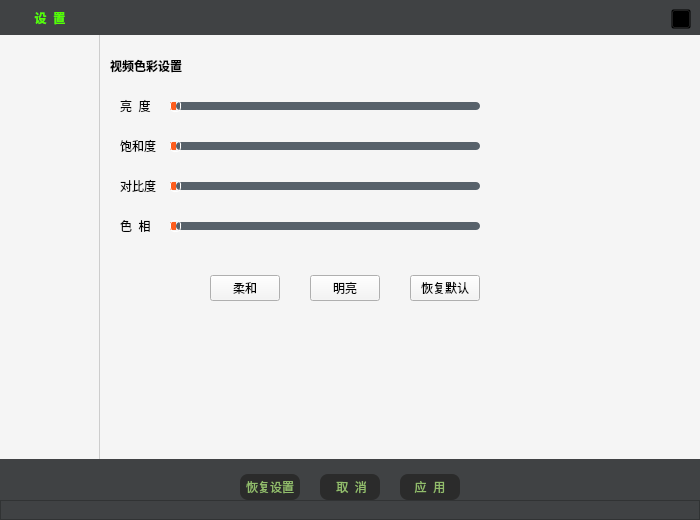
The window that VideoPlayer/messagebox/SystemSetting.ui (huizhang556/pc-video-player) describes before a commit, drawn with Qt 5.
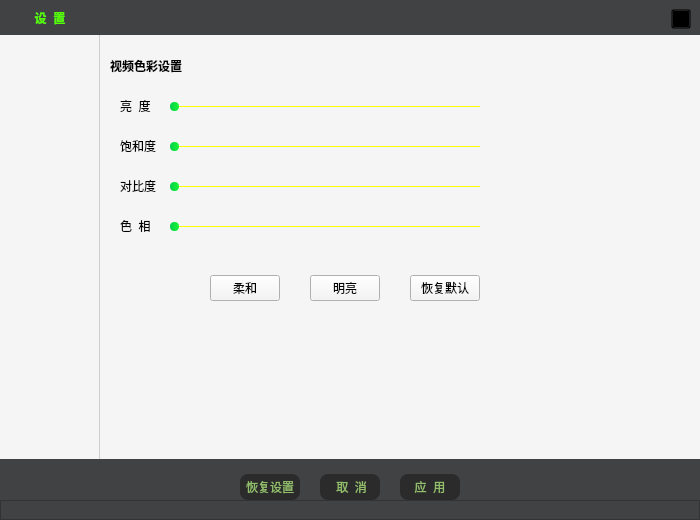
The same window after the commit. The open tabs and pages were chosen to show the change. Icons and pictures are not drawn.

```diff
--- a/VideoPlayer/messagebox/SystemSetting.ui
+++ b/VideoPlayer/messagebox/SystemSetting.ui
@@ -1047,26 +1047,34 @@
               <string notr="true">/*整个进度条*/
 QSlider::groove:horizontal 
 {
-background:transparent;
-height: 8px;
-border-radius:4px;
+background-color: rgba(255,255,255,0.1);
+height: 1px;
+border-radius:1px;
 }
 
-/*J拖动按钮*/
-QSlider::handle:horizontal 
+
+/*整个进度条-hover*/
+QSlider::groove:horizontal:hover
 {
 background: qradialgradient(spread:pad, cx:0.5, cy:0.5, radius:0.5, fx:0.5, fy:0.5, 
 stop:0.6 #45ADED, stop:0.778409 rgba(255, 255, 255, 255));
-width: 8px;
+height: 2px;
+border-radius:1px;
+}
+
+/*J拖动按钮*/
+QSlider::handle:horizontal 
+{
+background-color:qlineargradient(spread:pad,x1:0,y1:0,x2:1,y2:0,stop:0 rgba(0, 205, 76,1.0), stop:1  rgba(24, 247, 51,1.0));
 height:8px;
-margin-top: -2px;
-margin-bottom: -2px;
+width:8px;
+margin-top: -4px;
+margin-bottom: -4px;
+border-radius:4px;
 padding-right:1px;
-border-radius: 4px;
-border:1px solid white;
 }
 
-/*J拖动按钮-hover*/
+/*J拖动按钮-hover,只跟groove的hover时高度影响*/
 QSlider::handle:horizontal:hover 
 {
 border-radius: 4px;
@@ -1076,16 +1084,15 @@
 /*未划过的区域，右边界线*/
 QSlider::add-page:horizontal,QSlider::add-line:horizontal
 {
-background-color: rgb(87, 97, 106); 
-border-radius:4px;
+border-radius:2px;
+background-color:yellow;
 }
 
-/*已划过的区域，右边界线*/
+/*已划过的区域，左边界线*/
 QSlider::sub-page:horizontal,QSlider::sub-line:horizontal
 {
-/*background-color:qlineargradient(spread:pad, x1:0, y1:0, x2:1, y2:0, stop:0 rgba(231,80,229, 255), stop:1 rgba(7,208,255, 255));*/
-background-color:rgb(255, 94, 30);
-border-radius:4px;
+border-radius:2px;
+background-color:qlineargradient(spread:pad, x1:0, y1:0, x2:1, y2:0, stop:0 rgba(231,80,229, 255), stop:1 rgba(7,208,255, 255));
 }
 </string>
              </property>
@@ -1106,26 +1113,34 @@
               <string notr="true">/*整个进度条*/
 QSlider::groove:horizontal 
 {
-background:transparent;
-height: 8px;
-border-radius:4px;
+background-color: rgba(255,255,255,0.1);
+height: 1px;
+border-radius:1px;
 }
 
-/*J拖动按钮*/
-QSlider::handle:horizontal 
+
+/*整个进度条-hover*/
+QSlider::groove:horizontal:hover
 {
 background: qradialgradient(spread:pad, cx:0.5, cy:0.5, radius:0.5, fx:0.5, fy:0.5, 
 stop:0.6 #45ADED, stop:0.778409 rgba(255, 255, 255, 255));
-width: 8px;
+height: 2px;
+border-radius:1px;
+}
+
+/*J拖动按钮*/
+QSlider::handle:horizontal 
+{
+background-color:qlineargradient(spread:pad,x1:0,y1:0,x2:1,y2:0,stop:0 rgba(0, 205, 76,1.0), stop:1  rgba(24, 247, 51,1.0));
 height:8px;
-margin-top: -2px;
-margin-bottom: -2px;
+width:8px;
+margin-top: -4px;
+margin-bottom: -4px;
+border-radius:4px;
 padding-right:1px;
-border-radius: 4px;
-border:1px solid white;
 }
 
-/*J拖动按钮-hover*/
+/*J拖动按钮-hover,只跟groove的hover时高度影响*/
 QSlider::handle:horizontal:hover 
 {
 border-radius: 4px;
@@ -1135,16 +1150,15 @@
 /*未划过的区域，右边界线*/
 QSlider::add-page:horizontal,QSlider::add-line:horizontal
 {
-background-color: rgb(87, 97, 106); 
-border-radius:4px;
+border-radius:2px;
+background-color:yellow;
 }
 
-/*已划过的区域，右边界线*/
+/*已划过的区域，左边界线*/
 QSlider::sub-page:horizontal,QSlider::sub-line:horizontal
 {
-/*background-color:qlineargradient(spread:pad, x1:0, y1:0, x2:1, y2:0, stop:0 rgba(231,80,229, 255), stop:1 rgba(7,208,255, 255));*/
-background-color:rgb(255, 94, 30);
-border-radius:4px;
+border-radius:2px;
+background-color:qlineargradient(spread:pad, x1:0, y1:0, x2:1, y2:0, stop:0 rgba(231,80,229, 255), stop:1 rgba(7,208,255, 255));
 }
 </string>
              </property>
@@ -1165,26 +1179,34 @@
               <string notr="true">/*整个进度条*/
 QSlider::groove:horizontal 
 {
-background:transparent;
-height: 8px;
-border-radius:4px;
+background-color: rgba(255,255,255,0.1);
+height: 1px;
+border-radius:1px;
 }
 
-/*J拖动按钮*/
-QSlider::handle:horizontal 
+
+/*整个进度条-hover*/
+QSlider::groove:horizontal:hover
 {
 background: qradialgradient(spread:pad, cx:0.5, cy:0.5, radius:0.5, fx:0.5, fy:0.5, 
 stop:0.6 #45ADED, stop:0.778409 rgba(255, 255, 255, 255));
-width: 8px;
+height: 2px;
+border-radius:1px;
+}
+
+/*J拖动按钮*/
+QSlider::handle:horizontal 
+{
+background-color:qlineargradient(spread:pad,x1:0,y1:0,x2:1,y2:0,stop:0 rgba(0, 205, 76,1.0), stop:1  rgba(24, 247, 51,1.0));
 height:8px;
-margin-top: -2px;
-margin-bottom: -2px;
+width:8px;
+margin-top: -4px;
+margin-bottom: -4px;
+border-radius:4px;
 padding-right:1px;
-border-radius: 4px;
-border:1px solid white;
 }
 
-/*J拖动按钮-hover*/
+/*J拖动按钮-hover,只跟groove的hover时高度影响*/
 QSlider::handle:horizontal:hover 
 {
 border-radius: 4px;
@@ -1194,16 +1216,15 @@
 /*未划过的区域，右边界线*/
 QSlider::add-page:horizontal,QSlider::add-line:horizontal
 {
-background-color: rgb(87, 97, 106); 
-border-radius:4px;
+border-radius:2px;
+background-color:yellow;
 }
 
-/*已划过的区域，右边界线*/
+/*已划过的区域，左边界线*/
 QSlider::sub-page:horizontal,QSlider::sub-line:horizontal
 {
-/*background-color:qlineargradient(spread:pad, x1:0, y1:0, x2:1, y2:0, stop:0 rgba(231,80,229, 255), stop:1 rgba(7,208,255, 255));*/
-background-color:rgb(255, 94, 30);
-border-radius:4px;
+border-radius:2px;
+background-color:qlineargradient(spread:pad, x1:0, y1:0, x2:1, y2:0, stop:0 rgba(231,80,229, 255), stop:1 rgba(7,208,255, 255));
 }
 </string>
              </property>
@@ -1224,26 +1245,34 @@
               <string notr="true">/*整个进度条*/
 QSlider::groove:horizontal 
 {
-background:transparent;
-height: 8px;
-border-radius:4px;
+background-color: rgba(255,255,255,0.1);
+height: 1px;
+border-radius:1px;
 }
 
-/*J拖动按钮*/
-QSlider::handle:horizontal 
+
+/*整个进度条-hover*/
+QSlider::groove:horizontal:hover
 {
 background: qradialgradient(spread:pad, cx:0.5, cy:0.5, radius:0.5, fx:0.5, fy:0.5, 
 stop:0.6 #45ADED, stop:0.778409 rgba(255, 255, 255, 255));
-width: 8px;
+height: 2px;
+border-radius:1px;
+}
+
+/*J拖动按钮*/
+QSlider::handle:horizontal 
+{
+background-color:qlineargradient(spread:pad,x1:0,y1:0,x2:1,y2:0,stop:0 rgba(0, 205, 76,1.0), stop:1  rgba(24, 247, 51,1.0));
 height:8px;
-margin-top: -2px;
-margin-bottom: -2px;
+width:8px;
+margin-top: -4px;
+margin-bottom: -4px;
+border-radius:4px;
 padding-right:1px;
-border-radius: 4px;
-border:1px solid white;
 }
 
-/*J拖动按钮-hover*/
+/*J拖动按钮-hover,只跟groove的hover时高度影响*/
 QSlider::handle:horizontal:hover 
 {
 border-radius: 4px;
@@ -1253,16 +1282,15 @@
 /*未划过的区域，右边界线*/
 QSlider::add-page:horizontal,QSlider::add-line:horizontal
 {
-background-color: rgb(87, 97, 106); 
-border-radius:4px;
+border-radius:2px;
+background-color:yellow;
 }
 
-/*已划过的区域，右边界线*/
+/*已划过的区域，左边界线*/
 QSlider::sub-page:horizontal,QSlider::sub-line:horizontal
 {
-/*background-color:qlineargradient(spread:pad, x1:0, y1:0, x2:1, y2:0, stop:0 rgba(231,80,229, 255), stop:1 rgba(7,208,255, 255));*/
-background-color:rgb(255, 94, 30);
-border-radius:4px;
+border-radius:2px;
+background-color:qlineargradient(spread:pad, x1:0, y1:0, x2:1, y2:0, stop:0 rgba(231,80,229, 255), stop:1 rgba(7,208,255, 255));
 }
 </string>
              </property>
```
Left out of the diff: 40 changed lines with no effect on the pictures.
